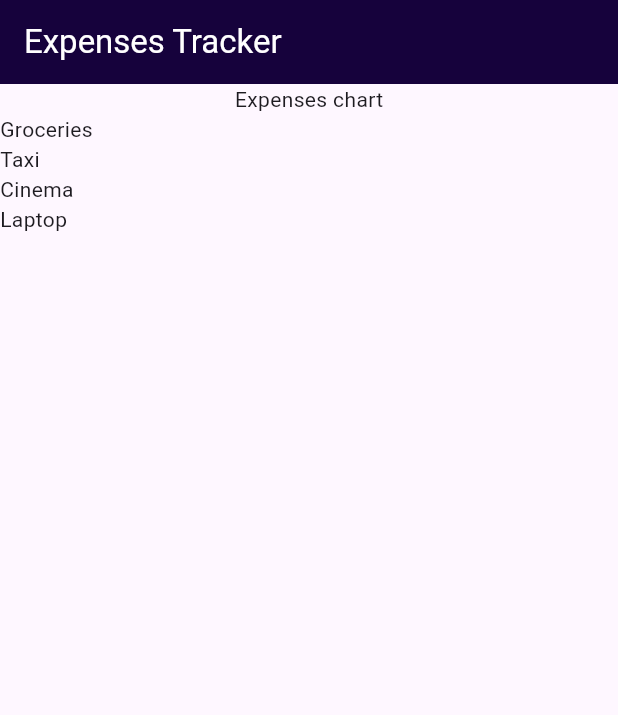
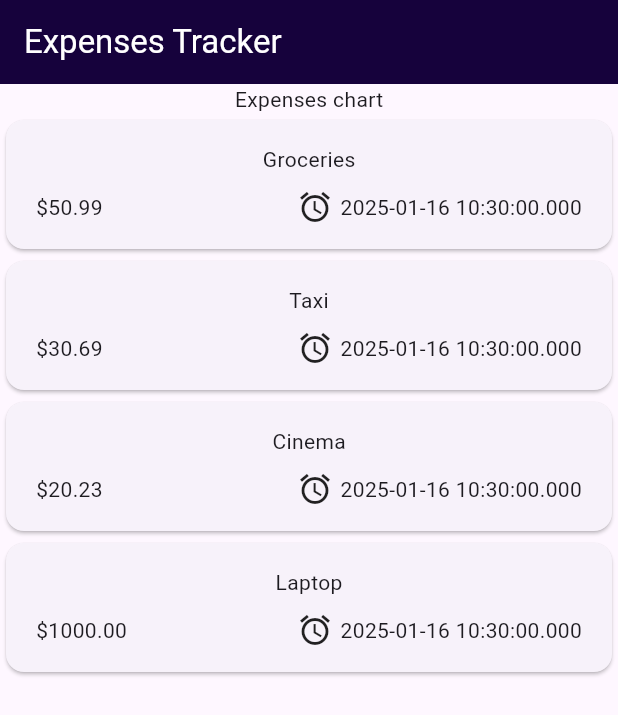
Before and after one commit to dlipkumar77/expense_tracker, a Flutter app: the screen it shows after launch, on a phone screen of 412 x 824 dp. Shown: the top 715 px of the screen. Run offline on Flutter 3.47's test engine with Material 3 defaults, Android fonts, the phone set to English and light mode, and no system bars.

Commit message:
Card View & Folders Created

```diff
--- a/lib/main.dart
+++ b/lib/main.dart
@@ -1,5 +1,5 @@
 import 'package:flutter/material.dart';
-import './expenses.dart';
+import './widget/expenses.dart';
 
 void main() {
   runApp(MaterialApp(home: Expenses()));
--- a/lib/expenses.dart
+++ b/lib/widget/expenses.dart
@@ -1,6 +1,6 @@
 import 'package:flutter/material.dart';
-import '/models/expense.dart';
-import '/expenses_list.dart';
+import '../models/expense.dart';
+import './expenses_list/expenses_list.dart';
 
 class Expenses extends StatefulWidget {
   const Expenses({super.key});
--- /dev/null
+++ b/lib/widget/expenses_list/expenses_item.dart
@@ -0,0 +1,34 @@
+import 'package:flutter/material.dart';
+import '/models/expense.dart';
+
+class ExpensesItem extends StatelessWidget {
+  const ExpensesItem(this.expense, {super.key});
+  final Expense expense;
+  @override
+  Widget build(BuildContext context) {
+    return Card(
+      child: Padding(
+        padding: const EdgeInsets.symmetric(horizontal: 20, vertical: 16),
+        child: Column(
+          children: [
+            Text(expense.title),
+            SizedBox(height: 10),
+            Row(
+              children: [
+                Text('\$${expense.amount.toStringAsFixed(2)}'),
+                Spacer(),
+                Row(
+                  children: [
+                    Icon(Icons.alarm),
+                    SizedBox(width: 5),
+                    Text(expense.date.toString()),
+                  ],
+                )
+              ],
+            )
+          ],
+        ),
+      ),
+    );
+  }
+}
--- a/lib/expenses_list.dart
+++ b/lib/widget/expenses_list/expenses_list.dart
@@ -1,5 +1,6 @@
 import 'package:flutter/material.dart';
 import '/models/expense.dart';
+import '/widget/expenses_list/expenses_item.dart';
 
 class ExpensesList extends StatelessWidget {
   const ExpensesList({super.key, required this.expenses});
@@ -9,7 +10,7 @@ class ExpensesList extends StatelessWidget {
   Widget build(BuildContext context) {
     return ListView.builder(
       itemCount: expenses.length,
-      itemBuilder: (context, index) => Text(expenses[index].title),
+      itemBuilder: (context, index) => ExpensesItem(expenses[index]),
     );
   }
 }
```
